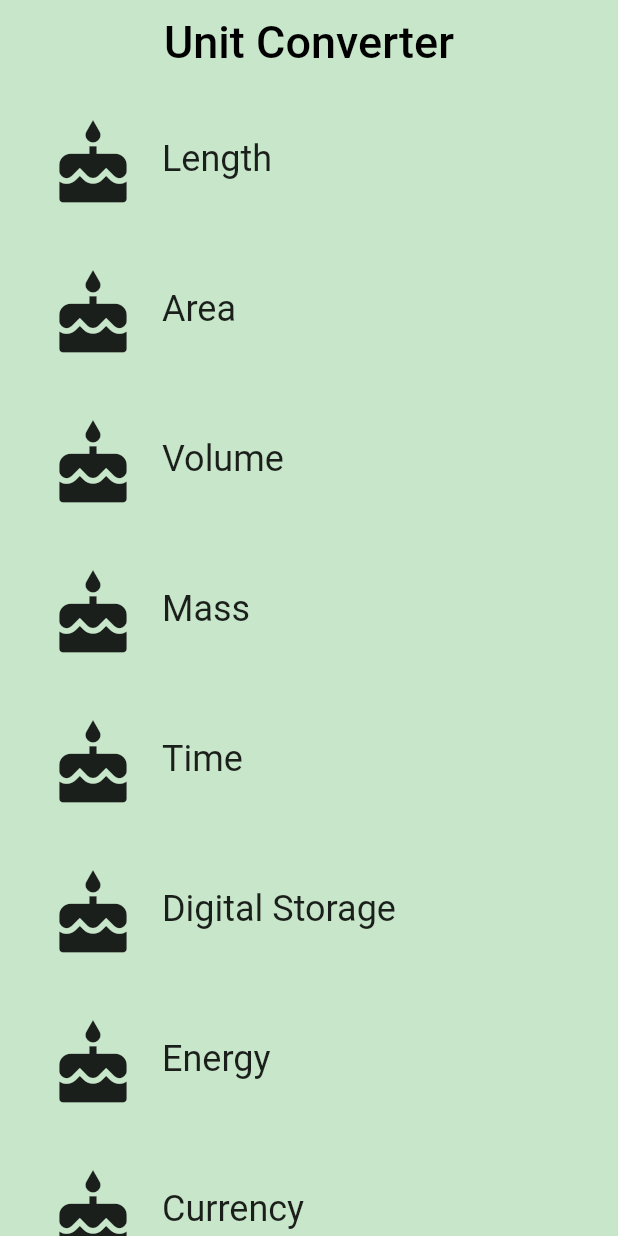
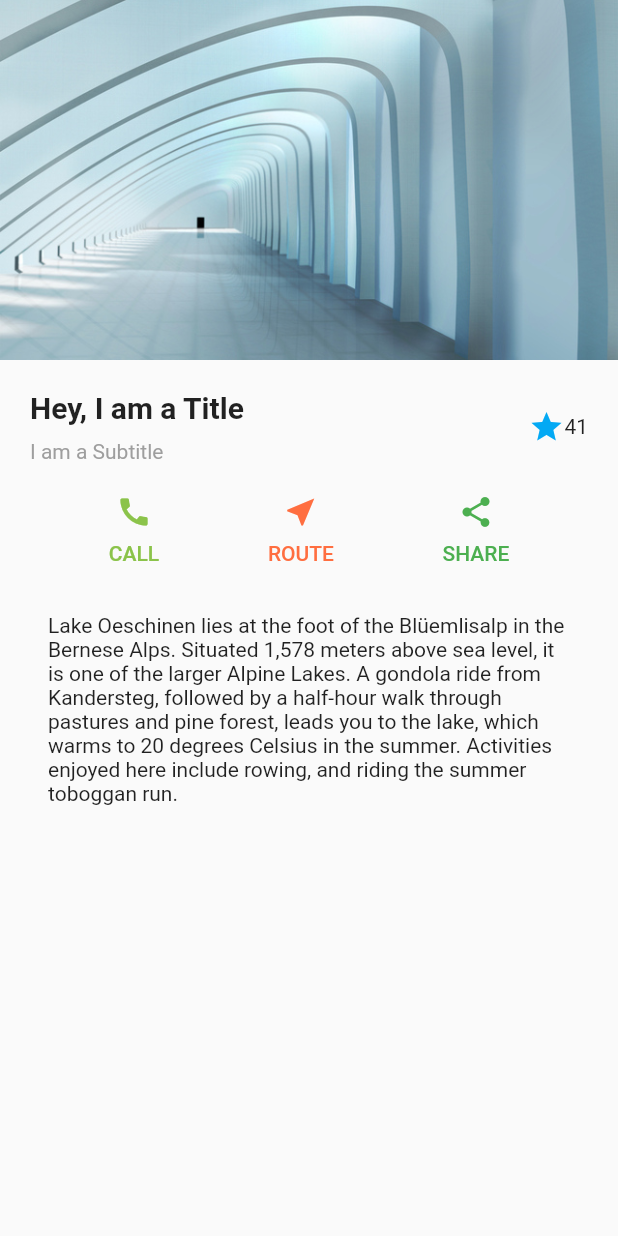
Before and after one commit to notepraiya/flutter_learning_AS, a Flutter app: the screen it shows after launch, on a phone screen of 412 x 824 dp. Run offline on Flutter 3.47's test engine with Material 2 defaults, Android fonts, the phone set to English and light mode, and no system bars.

Commit message:
Building layouts

```diff
--- /dev/null
+++ b/lib/building_layouts.dart
@@ -0,0 +1,110 @@
+import 'package:flutter/material.dart';
+
+class BuildingLayouts extends StatelessWidget {
+  @override
+  Widget build(BuildContext context) {
+    return Scaffold(
+      body: ListView(
+        children: [
+          Image.asset(
+            'images/corridor-1496275-639x796.jpg',
+            width: 600,
+            height: 240,
+            fit: BoxFit.cover,
+          ),
+          SectionTitle(),
+          SectionButton(),
+          SectionText,
+        ],
+      ),
+    );
+  }
+}
+
+class SectionTitle extends StatelessWidget {
+  @override
+  Widget build(BuildContext context) {
+    return Padding(
+      padding: const EdgeInsets.all(20.0),
+      child: Row(
+        children: [
+          Expanded(
+            child: Column(
+              crossAxisAlignment: CrossAxisAlignment.start,
+              children: [
+                Padding(
+                  padding: const EdgeInsets.only(bottom: 10.0),
+                  child: Text(
+                    'Hey, I am a Title',
+                    style: TextStyle(
+                      fontSize: 20.0,
+                      fontWeight: FontWeight.bold,
+                    ),
+                  ),
+                ),
+                Text(
+                  'I am a Subtitle',
+                  style: TextStyle(color: Colors.grey[500]),
+                ),
+              ],
+            ),
+          ),
+          Icon(
+            Icons.star,
+            color: Colors.lightBlue,
+          ),
+          Text('41'),
+        ],
+      ),
+    );
+  }
+}
+
+class SectionButton extends StatelessWidget {
+  @override
+  Widget build(BuildContext context) {
+    return Row(
+      mainAxisAlignment: MainAxisAlignment.spaceEvenly,
+      children: [
+        _buildColumnButton(Icons.call, 'CALL', Colors.lightGreen),
+        _buildColumnButton(Icons.near_me, 'ROUTE', Colors.deepOrangeAccent),
+        _buildColumnButton(Icons.share, 'SHARE', Colors.green),
+      ],
+    );
+  }
+}
+
+Column _buildColumnButton(IconData icon, String label, Color color) {
+  return Column(
+    children: [
+      Icon(
+        icon,
+        color: color,
+      ),
+      Padding(
+        padding: const EdgeInsets.only(top: 8.0),
+        child: Text(
+          label,
+          style: TextStyle(
+            fontSize: 14.0,
+            fontWeight: FontWeight.w500,
+            color: color,
+          ),
+        ),
+      ),
+    ],
+  );
+}
+
+Widget SectionText = Container(
+  padding: const EdgeInsets.all(32),
+  child: Text(
+    'Lake Oeschinen lies at the foot of the Blüemlisalp in the Bernese '
+    'Alps. Situated 1,578 meters above sea level, it is one of the '
+    'larger Alpine Lakes. A gondola ride from Kandersteg, followed by a '
+    'half-hour walk through pastures and pine forest, leads you to the '
+    'lake, which warms to 20 degrees Celsius in the summer. Activities '
+    'enjoyed here include rowing, and riding the summer toboggan run.',
+    softWrap: true,
+  ),
+);
--- a/lib/category.dart
+++ /dev/null
@@ -1,89 +0,0 @@
-import 'package:flutter/material.dart';
-
-// @required is defined in the meta.dart package
-import 'package:meta/meta.dart';
-
-import 'package:flutter_learning_as/unit.dart';
-import 'package:flutter_learning_as/converter_route.dart';
-
-final _rowHeight = 100.0;
-final _borderRadius = BorderRadius.circular(_rowHeight / 2);
-
-class Category extends StatelessWidget {
-  final String name;
-  final ColorSwatch color;
-  final IconData iconLocation;
-  final List<Unit> units;
-
-  const Category({
-    Key key,
-    @required this.name,
-    @required this.color,
-    @required this.iconLocation,
-    @required this.units,
-  })  : assert(name != null),
-        assert(color != null),
-        assert(iconLocation != null),
-        assert(units != null),
-        super(key: key);
-
-  void _navigateToConverter(BuildContext context) {
-    Navigator.of(context).push(MaterialPageRoute<Null>(
-      builder: (BuildContext context) {
-        return Scaffold(
-          appBar: AppBar(
-            elevation: 1.0,
-            title: Text(
-              name,
-              style: Theme.of(context).textTheme.display1,
-            ),
-            centerTitle: true,
-            backgroundColor: color,
-          ),
-          body: ConverterRoute(
-            color: color,
-            units: units,
-          ),
-        );
-      },
-    ));
-  }
-
-  @override
-  Widget build(BuildContext context) {
-    return Material(
-      color: Colors.transparent,
-      child: Container(
-        height: _rowHeight,
-        child: InkWell(
-          borderRadius: _borderRadius,
-          highlightColor: color,
-          splashColor: color,
-          onTap: () => _navigateToConverter(context),
-          child: Padding(
-            padding: EdgeInsets.all(8.0),
-            child: Row(
-              crossAxisAlignment: CrossAxisAlignment.stretch,
-              children: [
-                Padding(
-                  padding: EdgeInsets.all(16.0),
-                  child: Icon(
-                    iconLocation,
-                    size: 60.0,
-                  ),
-                ),
-                Center(
-                  child: Text(
-                    name,
-                    textAlign: TextAlign.center,
-                    style: Theme.of(context).textTheme.headline,
-                  ),
-                ),
-              ],
-            ),
-          ),
-        ),
-      ),
-    );
-  }
-}
--- a/lib/category_route.dart
+++ /dev/null
@@ -1,96 +0,0 @@
-import 'package:flutter/material.dart';
-import 'package:flutter_learning_as/category.dart';
-import 'package:flutter_learning_as/unit.dart';
-
-final _backgroundColor = Colors.green[100];
-
-class CategoryRoute extends StatefulWidget {
-  const CategoryRoute();
-
-  @override
-  _CategoryRouteState createState() => _CategoryRouteState();
-}
-
-
-class _CategoryRouteState extends State<CategoryRoute> {
-  final _categories = <Category>[];
-
-  static const _categoryNames = <String>[
-    'Length',
-    'Area',
-    'Volume',
-    'Mass',
-    'Time',
-    'Digital Storage',
-    'Energy',
-    'Currency',
-  ];
-
-  static const _baseColors = <Color>[
-    Colors.teal,
-    Colors.orange,
-    Colors.pinkAccent,
-    Colors.blueAccent,
-    Colors.yellow,
-    Colors.greenAccent,
-    Colors.purpleAccent,
-    Colors.red,
-  ];
-
-  @override
-  void initState() {
-    super.initState();
-    for (var i = 0; i < _categoryNames.length; i++) {
-      _categories.add(Category(
-        name: _categoryNames[i],
-        color: _baseColors[i],
-        iconLocation: Icons.cake,
-        units: _retrieveUnitList(_categoryNames[i]),
-      ));
-    }
-  }
-
-  Widget _buildCategoryWidgets() {
-    return ListView.builder(
-      itemBuilder: (BuildContext context, int index) => _categories[index],
-      itemCount: _categories.length,
-    );
-  }
-
-  List<Unit> _retrieveUnitList(String categoryName) {
-    return List.generate(10, (int i) {
-      i += 1;
-      return Unit(
-        name: '$categoryName Unit $i',
-        conversion: i.toDouble(),
-      );
-    });
-  }
-
-  @override
-  Widget build(BuildContext context) {
-    final listView = Container(
-      color: _backgroundColor,
-      padding: EdgeInsets.symmetric(horizontal: 8.0),
-      child: _buildCategoryWidgets(),
-    );
-
-    final appBar = AppBar(
-      elevation: 0.0,
-      title: Text(
-        'Unit Converter',
-        style: TextStyle(
-          color: Colors.black,
-          fontSize: 30.0,
-        ),
-      ),
-      centerTitle: true,
-      backgroundColor: _backgroundColor,
-    );
-
-    return Scaffold(
-      appBar: appBar,
-      body: listView,
-    );
-  }
-}
--- a/lib/converter_route.dart
+++ /dev/null
@@ -1,46 +0,0 @@
-import 'package:flutter/material.dart';
-import 'package:meta/meta.dart';
-import 'package:flutter_learning_as/unit.dart';
-
-class ConverterRoute extends StatefulWidget {
-  final Color color;
-  final List<Unit> units;
-
-  const ConverterRoute({
-    @required this.color,
-    @required this.units,
-  })  : assert(color != null),
-        assert(units != null);
-
-  @override
-  _ConverterRouteState createState() => _ConverterRouteState();
-}
-
-class _ConverterRouteState extends State<ConverterRoute> {
-  @override
-  Widget build(BuildContext context) {
-    final unitWidgets = widget.units.map((Unit unit) {
-      return Container(
-        color: widget.color,
-        margin: EdgeInsets.all(8.0),
-        padding: EdgeInsets.all(16.0),
-        child: Column(
-          children: <Widget>[
-            Text(
-              unit.name,
-              style: Theme.of(context).textTheme.headline4,
-            ),
-            Text(
-              'Conversion: ${unit.conversion}',
-              style: Theme.of(context).textTheme.subtitle2,
-            ),
-          ],
-        ),
-      );
-    }).toList();
-
-    return ListView(
-      children: unitWidgets,
-    );
-  }
-}
--- a/lib/main.dart
+++ b/lib/main.dart
@@ -1,7 +1,6 @@
 import 'package:flutter/material.dart';
+import 'package:flutter_learning_as/building_layouts.dart';
 import 'package:flutter_learning_as/my_home_page.dart';
-import 'package:flutter_learning_as/category.dart';
-import 'package:flutter_learning_as/category_route.dart';
 
 void main() {
   runApp(MyApp());
@@ -17,8 +16,7 @@ class MyApp extends StatelessWidget {
         primarySwatch: Colors.amber,
       ),
       // home: MyHomePage(title: 'Flutter Learning AS'),
-      // home: Category(name: 'Hello, Category', color: Colors.lightBlue, iconLocation: Icons.cake, ),
-      home: CategoryRoute(),
+      home: BuildingLayouts(),
     );
   }
 }
--- a/lib/unit.dart
+++ /dev/null
@@ -1,22 +0,0 @@
-import 'package:meta/meta.dart';
-
-class Unit {
-  final String name;
-  final double conversion;
-
-  /// A [Unit] stores its name and conversion factor.
-  ///
-  /// An example would be 'Meter' and '1.0'.
-  const Unit({
-    @required this.name,
-    @required this.conversion,
-  })  : assert(name != null),
-        assert(conversion != null);
-
-  /// Creates a [Unit] from a JSON object.
-  Unit.fromJson(Map jsonMap)
-      : assert(jsonMap['name'] != null),
-        assert(jsonMap['conversion'] != null),
-        name = jsonMap['name'],
-        conversion = jsonMap['conversion'].toDouble();
-}
```
Also changed, not shown: pubspec.yaml (+3 -26 lines), images/corridor-1496275-639x796.jpg (added).
